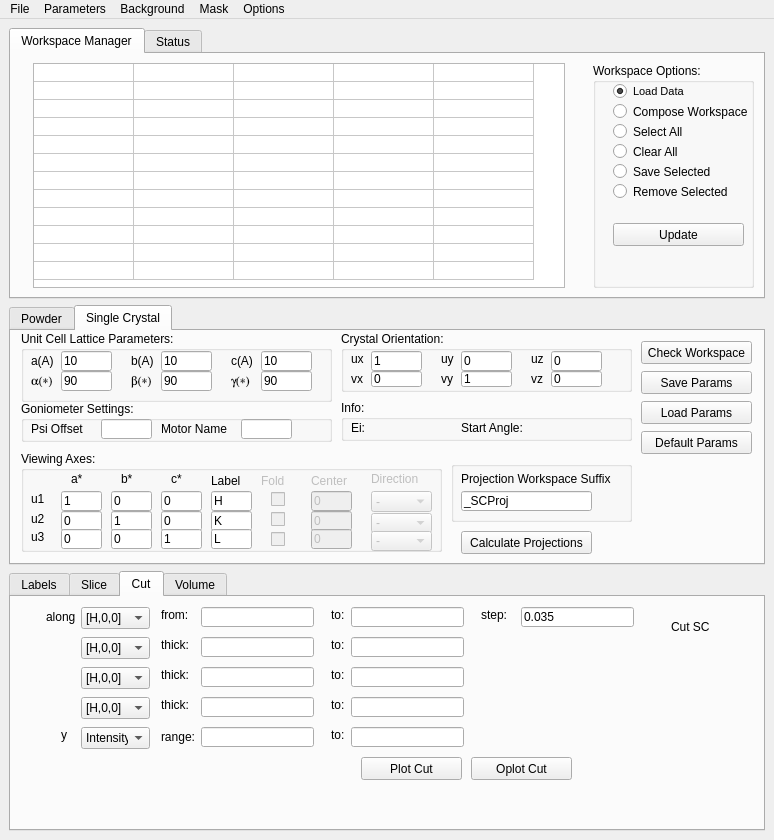
Qt form MSlice.ui (neutrons/mslice_2.0) before a commit.
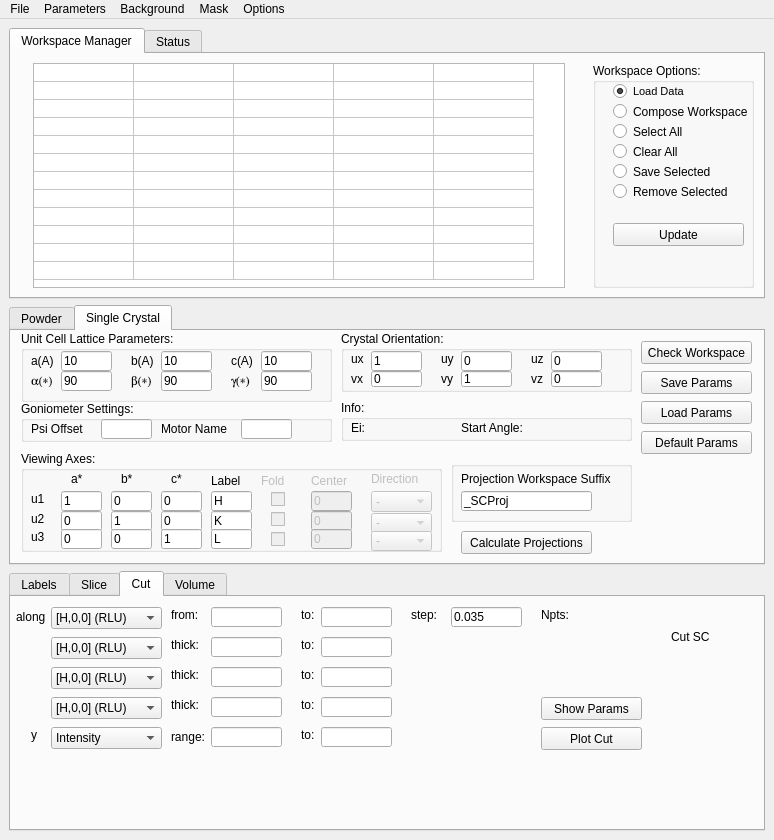
The same form after that commit. The open tabs and pages were chosen to show the change.

Commit message:
Initial Check-in of Single Crystal Cut Tab
Now Cut, Slice, and Volume tabs for single crystal all have similar
functionality.  However the cut view tool still remains to be produced.

The edit to the form file:
```diff
--- a/MSlice.ui
+++ b/MSlice.ui
@@ -3130,7 +3130,7 @@
             <property name="geometry">
              <rect>
               <x>660</x>
-              <y>20</y>
+              <y>30</y>
               <width>71</width>
               <height>20</height>
              </rect>
@@ -3139,12 +3139,12 @@
              <string>Cut SC</string>
             </property>
            </widget>
-           <widget class="QLineEdit" name="lineEditSCCutYTo">
+           <widget class="QLineEdit" name="lineEditSCCutIntensityTo">
             <property name="geometry">
              <rect>
-              <x>340</x>
+              <x>310</x>
               <y>130</y>
-              <width>113</width>
+              <width>71</width>
               <height>20</height>
              </rect>
             </property>
@@ -3152,9 +3152,9 @@
            <widget class="QLineEdit" name="lineEditSCCutThick2To">
             <property name="geometry">
              <rect>
-              <x>340</x>
+              <x>310</x>
               <y>100</y>
-              <width>113</width>
+              <width>71</width>
               <height>20</height>
              </rect>
             </property>
@@ -3162,7 +3162,7 @@
            <widget class="QLabel" name="label_176">
             <property name="geometry">
              <rect>
-              <x>150</x>
+              <x>160</x>
               <y>100</y>
               <width>41</width>
               <height>16</height>
@@ -3175,7 +3175,7 @@
            <widget class="QLabel" name="label_177">
             <property name="geometry">
              <rect>
-              <x>320</x>
+              <x>290</x>
               <y>100</y>
               <width>21</width>
               <height>16</height>
@@ -3188,7 +3188,7 @@
            <widget class="QLabel" name="label_178">
             <property name="geometry">
              <rect>
-              <x>150</x>
+              <x>160</x>
               <y>10</y>
               <width>41</width>
               <height>16</height>
@@ -3201,7 +3201,7 @@
            <widget class="QLabel" name="label_179">
             <property name="geometry">
              <rect>
-              <x>150</x>
+              <x>160</x>
               <y>130</y>
               <width>41</width>
               <height>20</height>
@@ -3214,7 +3214,7 @@
            <widget class="QLabel" name="label_180">
             <property name="geometry">
              <rect>
-              <x>320</x>
+              <x>290</x>
               <y>10</y>
               <width>21</width>
               <height>16</height>
@@ -3224,12 +3224,12 @@
              <string>to:</string>
             </property>
            </widget>
-           <widget class="QLineEdit" name="lineEditSCCutThick1To_2">
+           <widget class="QLineEdit" name="lineEditSCCutYTo">
             <property name="geometry">
              <rect>
-              <x>340</x>
+              <x>310</x>
               <y>40</y>
-              <width>113</width>
+              <width>71</width>
               <height>20</height>
              </rect>
             </property>
@@ -3237,7 +3237,7 @@
            <widget class="QLabel" name="label_181">
             <property name="geometry">
              <rect>
-              <x>150</x>
+              <x>160</x>
               <y>40</y>
               <width>41</width>
               <height>16</height>
@@ -3250,7 +3250,7 @@
            <widget class="QLabel" name="label_182">
             <property name="geometry">
              <rect>
-              <x>320</x>
+              <x>290</x>
               <y>40</y>
               <width>21</width>
               <height>16</height>
@@ -3263,7 +3263,7 @@
            <widget class="QLabel" name="label_183">
             <property name="geometry">
              <rect>
-              <x>470</x>
+              <x>400</x>
               <y>10</y>
               <width>41</width>
               <height>16</height>
@@ -3276,9 +3276,9 @@
            <widget class="QLineEdit" name="lineEditSCCutAlongTo">
             <property name="geometry">
              <rect>
-              <x>340</x>
+              <x>310</x>
               <y>10</y>
-              <width>113</width>
+              <width>71</width>
               <height>20</height>
              </rect>
             </property>
@@ -3286,7 +3286,7 @@
            <widget class="QLabel" name="label_184">
             <property name="geometry">
              <rect>
-              <x>320</x>
+              <x>290</x>
               <y>130</y>
               <width>21</width>
               <height>16</height>
@@ -3299,132 +3299,132 @@
            <widget class="QLineEdit" name="lineEditSCCutAlongFrom">
             <property name="geometry">
              <rect>
-              <x>190</x>
+              <x>200</x>
               <y>10</y>
-              <width>113</width>
+              <width>71</width>
               <height>20</height>
              </rect>
             </property>
            </widget>
-           <widget class="QLineEdit" name="lineEditSCCutThick1From">
-            <property name="geometry">
-             <rect>
-              <x>190</x>
-              <y>40</y>
-              <width>113</width>
-              <height>20</height>
-             </rect>
-            </property>
-           </widget>
-           <widget class="QComboBox" name="comboBoxSCCutThick1">
-            <property name="geometry">
-             <rect>
-              <x>70</x>
-              <y>40</y>
-              <width>69</width>
-              <height>22</height>
-             </rect>
-            </property>
-            <item>
-             <property name="text">
-              <string>[H,0,0]</string>
-             </property>
-            </item>
-            <item>
-             <property name="text">
-              <string>[0,K,0]</string>
-             </property>
-            </item>
-            <item>
-             <property name="text">
-              <string>[0,0,L]</string>
-             </property>
-            </item>
-            <item>
-             <property name="text">
-              <string>E (meV)</string>
-             </property>
-            </item>
-           </widget>
-           <widget class="QComboBox" name="comboBoxSCCutAlong">
-            <property name="geometry">
-             <rect>
-              <x>70</x>
-              <y>10</y>
-              <width>69</width>
-              <height>22</height>
-             </rect>
-            </property>
-            <item>
-             <property name="text">
-              <string>[H,0,0]</string>
-             </property>
-            </item>
-            <item>
-             <property name="text">
-              <string>[0,K,0]</string>
-             </property>
-            </item>
-            <item>
-             <property name="text">
-              <string>[0,0,L]</string>
-             </property>
-            </item>
-            <item>
-             <property name="text">
-              <string>E (meV)</string>
-             </property>
-            </item>
-           </widget>
-           <widget class="QLineEdit" name="lineEditSCCutAlongStep">
-            <property name="geometry">
-             <rect>
-              <x>510</x>
-              <y>10</y>
-              <width>113</width>
-              <height>20</height>
-             </rect>
-            </property>
-            <property name="text">
-             <string>0.035</string>
-            </property>
-           </widget>
-           <widget class="QComboBox" name="comboBoxSCCutThick2">
-            <property name="geometry">
-             <rect>
-              <x>70</x>
-              <y>100</y>
-              <width>69</width>
-              <height>22</height>
-             </rect>
-            </property>
-            <item>
-             <property name="text">
-              <string>[H,0,0]</string>
-             </property>
-            </item>
-            <item>
-             <property name="text">
-              <string>[0,K,0]</string>
-             </property>
-            </item>
-            <item>
-             <property name="text">
-              <string>[0,0,L]</string>
-             </property>
-            </item>
-            <item>
-             <property name="text">
-              <string>E (meV)</string>
-             </property>
-            </item>
-           </widget>
            <widget class="QLineEdit" name="lineEditSCCutYFrom">
             <property name="geometry">
              <rect>
-              <x>190</x>
+              <x>200</x>
+              <y>40</y>
+              <width>71</width>
+              <height>20</height>
+             </rect>
+            </property>
+           </widget>
+           <widget class="QComboBox" name="comboBoxSCCutY">
+            <property name="geometry">
+             <rect>
+              <x>40</x>
+              <y>40</y>
+              <width>111</width>
+              <height>22</height>
+             </rect>
+            </property>
+            <item>
+             <property name="text">
+              <string>[H,0,0] (RLU)</string>
+             </property>
+            </item>
+            <item>
+             <property name="text">
+              <string>[0,K,0] (RLU)</string>
+             </property>
+            </item>
+            <item>
+             <property name="text">
+              <string>[0,0,L] (RLU)</string>
+             </property>
+            </item>
+            <item>
+             <property name="text">
+              <string>E (meV)</string>
+             </property>
+            </item>
+           </widget>
+           <widget class="QComboBox" name="comboBoxSCCutX">
+            <property name="geometry">
+             <rect>
+              <x>40</x>
+              <y>10</y>
+              <width>111</width>
+              <height>22</height>
+             </rect>
+            </property>
+            <item>
+             <property name="text">
+              <string>[H,0,0] (RLU)</string>
+             </property>
+            </item>
+            <item>
+             <property name="text">
+              <string>[0,K,0] (RLU)</string>
+             </property>
+            </item>
+            <item>
+             <property name="text">
+              <string>[0,0,L] (RLU)</string>
+             </property>
+            </item>
+            <item>
+             <property name="text">
+              <string>E (meV)</string>
+             </property>
+            </item>
+           </widget>
+           <widget class="QLineEdit" name="lineEditSCCutXStep">
+            <property name="geometry">
+             <rect>
+              <x>440</x>
+              <y>10</y>
+              <width>71</width>
+              <height>20</height>
+             </rect>
+            </property>
+            <property name="text">
+             <string>0.035</string>
+            </property>
+           </widget>
+           <widget class="QComboBox" name="comboBoxSCCutE">
+            <property name="geometry">
+             <rect>
+              <x>40</x>
+              <y>100</y>
+              <width>111</width>
+              <height>22</height>
+             </rect>
+            </property>
+            <item>
+             <property name="text">
+              <string>[H,0,0] (RLU)</string>
+             </property>
+            </item>
+            <item>
+             <property name="text">
+              <string>[0,K,0] (RLU)</string>
+             </property>
+            </item>
+            <item>
+             <property name="text">
+              <string>[0,0,L] (RLU)</string>
+             </property>
+            </item>
+            <item>
+             <property name="text">
+              <string>E (meV)</string>
+             </property>
+            </item>
+           </widget>
+           <widget class="QLineEdit" name="lineEditSCCutIntensityFrom">
+            <property name="geometry">
+             <rect>
+              <x>200</x>
               <y>130</y>
-              <width>113</width>
+              <width>71</width>
               <height>20</height>
              </rect>
             </property>
@@ -3432,9 +3432,9 @@
            <widget class="QLineEdit" name="lineEditSCCutThick2From">
             <property name="geometry">
              <rect>
-              <x>190</x>
+              <x>200</x>
               <y>100</y>
-              <width>113</width>
+              <width>71</width>
               <height>20</height>
              </rect>
             </property>
@@ -3442,7 +3442,7 @@
            <widget class="QLabel" name="label_185">
             <property name="geometry">
              <rect>
-              <x>35</x>
+              <x>5</x>
               <y>10</y>
               <width>31</width>
               <height>20</height>
@@ -3452,24 +3452,11 @@
              <string>along</string>
             </property>
            </widget>
-           <widget class="QPushButton" name="pushButtonSCCutOplot">
-            <property name="geometry">
-             <rect>
-              <x>460</x>
-              <y>160</y>
-              <width>101</width>
-              <height>23</height>
-             </rect>
-            </property>
-            <property name="text">
-             <string>Oplot Cut</string>
-            </property>
-           </widget>
            <widget class="QPushButton" name="pushButtonSCCutPlot">
             <property name="geometry">
              <rect>
-              <x>350</x>
-              <y>160</y>
+              <x>530</x>
+              <y>130</y>
               <width>101</width>
               <height>23</height>
              </rect>
@@ -3481,7 +3468,7 @@
            <widget class="QLabel" name="label_186">
             <property name="geometry">
              <rect>
-              <x>50</x>
+              <x>20</x>
               <y>130</y>
               <width>16</width>
               <height>16</height>
@@ -3491,12 +3478,12 @@
              <string>y</string>
             </property>
            </widget>
-           <widget class="QComboBox" name="comboBoxSCCutY">
+           <widget class="QComboBox" name="comboBoxSCCutIntensity">
             <property name="geometry">
              <rect>
-              <x>70</x>
+              <x>40</x>
               <y>130</y>
-              <width>69</width>
+              <width>111</width>
               <height>22</height>
              </rect>
             </property>
@@ -3529,9 +3516,9 @@
            <widget class="QLineEdit" name="lineEditSCCutThick1To">
             <property name="geometry">
              <rect>
-              <x>340</x>
+              <x>310</x>
               <y>70</y>
-              <width>113</width>
+              <width>71</width>
               <height>20</height>
              </rect>
             </property>
@@ -3539,9 +3526,9 @@
            <widget class="QLineEdit" name="lineEditSCCutThick1From_2">
             <property name="geometry">
              <rect>
-              <x>190</x>
+              <x>200</x>
               <y>70</y>
-              <width>113</width>
+              <width>71</width>
               <height>20</height>
              </rect>
             </property>
@@ -3549,7 +3536,7 @@
            <widget class="QLabel" name="label_187">
             <property name="geometry">
              <rect>
-              <x>320</x>
+              <x>290</x>
               <y>70</y>
               <width>21</width>
               <height>16</height>
@@ -3562,15 +3549,15 @@
            <widget class="QComboBox" name="comboBoxSCCutThick1_2">
             <property name="geometry">
              <rect>
-              <x>70</x>
+              <x>40</x>
               <y>70</y>
-              <width>69</width>
+              <width>111</width>
               <height>22</height>
              </rect>
             </property>
             <item>
              <property name="text">
-              <string>[H,0,0]</string>
+              <string>[H,0,0] (RLU)</string>
              </property>
             </item>
             <item>
@@ -3592,7 +3579,7 @@
            <widget class="QLabel" name="label_188">
             <property name="geometry">
              <rect>
-              <x>150</x>
+              <x>160</x>
               <y>70</y>
               <width>41</width>
               <height>16</height>
@@ -3602,8 +3589,34 @@
              <string>thick:</string>
             </property>
            </widget>
+           <widget class="QPushButton" name="pushButtonSCCShowParams">
+            <property name="geometry">
+             <rect>
+              <x>530</x>
+              <y>100</y>
+              <width>101</width>
+              <height>23</height>
+             </rect>
+            </property>
+            <property name="text">
+             <string>Show Params</string>
+            </property>
+           </widget>
           </widget>
          </widget>
+         <widget class="QLabel" name="labelSCCNptsX">
+          <property name="geometry">
+           <rect>
+            <x>530</x>
+            <y>10</y>
+            <width>91</width>
+            <height>16</height>
+           </rect>
+          </property>
+          <property name="text">
+           <string>Npts:</string>
+          </property>
+         </widget>
         </widget>
         <widget class="QWidget" name="VolumeTab_2">
          <attribute name="title">
```
Left out of the diff: 23 changed lines with no effect on the pictures. The commit also changes 3 other files.
